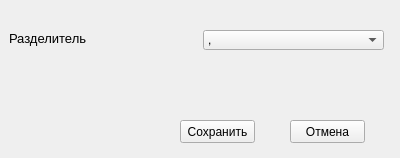
This is GUI/SettingsWindow_Ui/SettingsWindow.ui in futures-dev/CsvReader as Qt 5 draws it before an edit. The edited form follows.
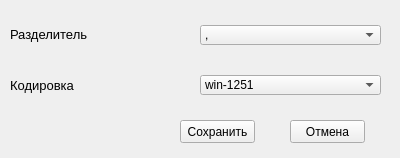
This is the edited form.

What changed in the file:
```diff
--- a/GUI/SettingsWindow_Ui/SettingsWindow.ui
+++ b/GUI/SettingsWindow_Ui/SettingsWindow.ui
@@ -19,8 +19,8 @@
    </property>
    <property name="geometry">
     <rect>
-     <x>203</x>
-     <y>30</y>
+     <x>200</x>
+     <y>25</y>
      <width>181</width>
      <height>20</height>
     </rect>
@@ -39,8 +39,8 @@
   <widget class="QLabel" name="separatorLabel">
    <property name="geometry">
     <rect>
-     <x>9</x>
-     <y>30</y>
+     <x>10</x>
+     <y>26</y>
      <width>181</width>
      <height>16</height>
     </rect>
@@ -81,6 +81,48 @@
     <string>Отмена</string>
    </property>
   </widget>
+  <widget class="QLabel" name="encodingLabel">
+   <property name="geometry">
+    <rect>
+     <x>10</x>
+     <y>77</y>
+     <width>181</width>
+     <height>16</height>
+    </rect>
+   </property>
+   <property name="font">
+    <font>
+     <family>MS Shell Dlg 2</family>
+     <pointsize>10</pointsize>
+    </font>
+   </property>
+   <property name="text">
+    <string>Кодировка</string>
+   </property>
+  </widget>
+  <widget class="QComboBox" name="encodingBox">
+   <property name="enabled">
+    <bool>true</bool>
+   </property>
+   <property name="geometry">
+    <rect>
+     <x>200</x>
+     <y>75</y>
+     <width>181</width>
+     <height>20</height>
+    </rect>
+   </property>
+   <item>
+    <property name="text">
+     <string>win-1251</string>
+    </property>
+   </item>
+   <item>
+    <property name="text">
+     <string>utf-8</string>
+    </property>
+   </item>
+  </widget>
  </widget>
  <resources/>
  <connections/>
```
